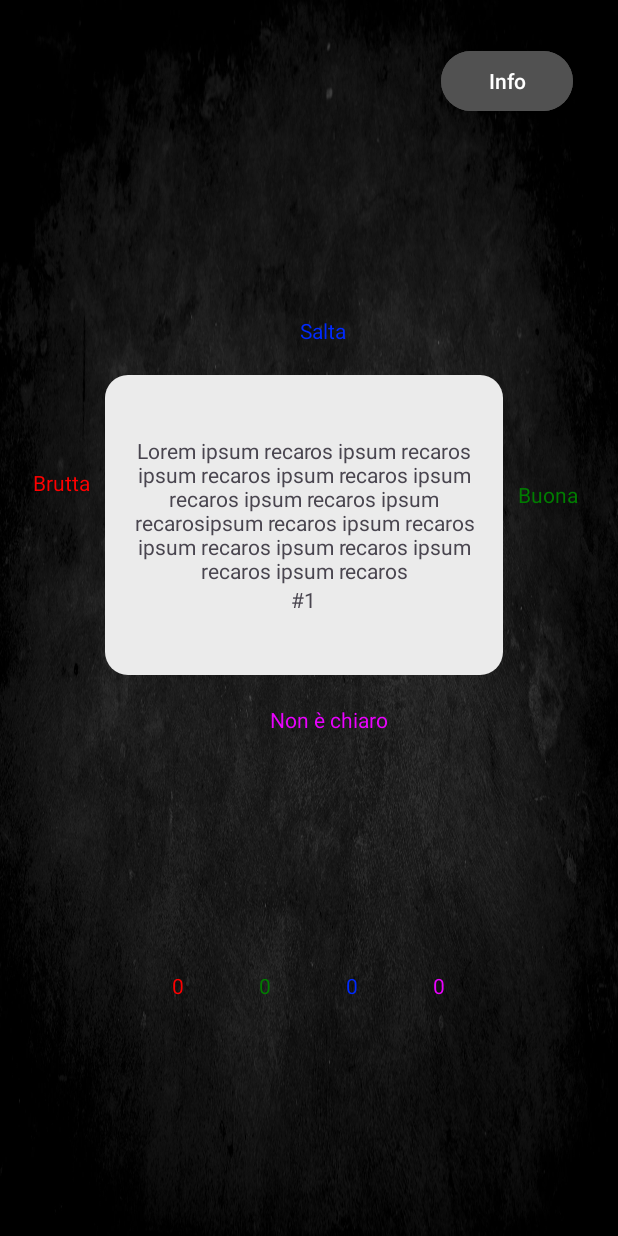
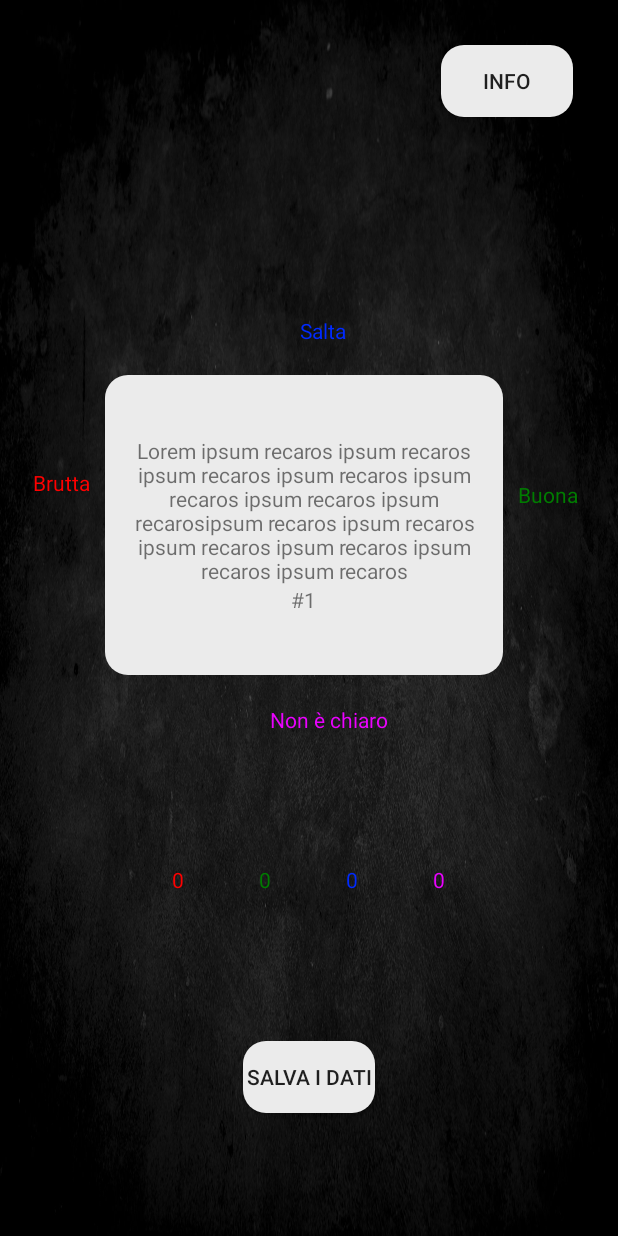
Before and after one commit to IhorVintonyak/HotTake, an Android app: the layout activity_main.xml on its own in the app's theme, with its tools: preview values and no code run, on a phone screen of 412 x 824 dp. Run offline under Robolectric (Android 15) with nearby library versions, the phone set to English and light mode, and no system bars; network calls fail.

```diff
--- a/app/src/main/res/layout/activity_main.xml
+++ b/app/src/main/res/layout/activity_main.xml
@@ -103,7 +103,7 @@
         android:layout_height="wrap_content"
         android:layout_marginTop="30dp"
         android:layout_marginEnd="30dp"
-        android:backgroundTint="@color/background"
+        android:background="@drawable/background_border"
         android:text="@string/button_info"
         app:layout_constraintEnd_toEndOf="parent"
         app:layout_constraintTop_toTopOf="parent" />
@@ -111,12 +111,15 @@
 
     <LinearLayout
 
+        android:id="@+id/linearLayout"
+        android:layout_width="0dp"
+        android:layout_height="0dp"
         android:layout_marginStart="1dp"
+        android:layout_marginTop="10dp"
         android:layout_marginEnd="1dp"
+        android:layout_marginBottom="150dp"
+        android:gravity="center"
         android:orientation="horizontal"
-        android:layout_width="0dp"
-        android:layout_height="wrap_content"
-        android:gravity="center"
         app:layout_constraintBottom_toBottomOf="parent"
         app:layout_constraintEnd_toEndOf="parent"
         app:layout_constraintStart_toStartOf="parent"
@@ -126,8 +129,8 @@
             android:id="@+id/badNumber"
             android:layout_width="wrap_content"
             android:layout_height="wrap_content"
+            android:inputType="number"
             android:text="0"
-            android:inputType="number"
             android:textColor="@color/bad_text"
             app:layout_constraintStart_toStartOf="parent"
             app:layout_constraintTop_toBottomOf="@+id/forRework"
@@ -137,9 +140,9 @@
             android:id="@+id/goodNumber"
             android:layout_width="wrap_content"
             android:layout_height="wrap_content"
+            android:layout_marginLeft="50dp"
+            android:inputType="number"
             android:text="0"
-            android:inputType="number"
-            android:layout_marginLeft="50dp"
             android:textColor="@color/good_text"
             app:layout_constraintStart_toStartOf="parent"
             app:layout_constraintTop_toBottomOf="@+id/forRework"
@@ -149,9 +152,9 @@
             android:id="@+id/skipNumber"
             android:layout_width="wrap_content"
             android:layout_height="wrap_content"
+            android:layout_marginLeft="50dp"
+            android:inputType="number"
             android:text="0"
-            android:inputType="number"
-            android:layout_marginLeft="50dp"
             android:textColor="@color/skip_text"
             app:layout_constraintStart_toStartOf="parent"
             app:layout_constraintTop_toBottomOf="@+id/forRework"
@@ -161,9 +164,9 @@
             android:id="@+id/forReworkNumber"
             android:layout_width="wrap_content"
             android:layout_height="wrap_content"
+            android:layout_marginLeft="50dp"
+            android:inputType="number"
             android:text="0"
-            android:inputType="number"
-            android:layout_marginLeft="50dp"
             android:textColor="@color/forRework_text"
             app:layout_constraintStart_toStartOf="parent"
             app:layout_constraintTop_toBottomOf="@+id/forRework"
@@ -171,5 +174,17 @@
 
     </LinearLayout>
 
+    <Button
+        android:id="@+id/submit"
+        android:layout_width="wrap_content"
+        android:layout_height="wrap_content"
+        android:layout_marginTop="20dp"
+        android:background="@drawable/background_border"
+        android:onClick="saveData"
+        android:text="@string/submit"
+        app:layout_constraintEnd_toEndOf="parent"
+        app:layout_constraintStart_toStartOf="parent"
+        app:layout_constraintTop_toBottomOf="@+id/linearLayout" />
+
 
 </androidx.constraintlayout.widget.ConstraintLayout>
--- a/app/src/main/res/values-night/themes.xml
+++ b/app/src/main/res/values-night/themes.xml
@@ -1,7 +1,7 @@
 <resources xmlns:tools="http://schemas.android.com/tools">
     <!-- Base application theme. -->
-    <style name="Base.Theme.HotTake" parent="Theme.Material3.DayNight.NoActionBar">
+    <style name="Base.Theme.HotTake" parent="Theme.AppCompat.Light.NoActionBar">
         <!-- Customize your dark theme here. -->
-        <!-- <item name="colorPrimary">@color/my_dark_primary</item> -->
+        <!-- <item name="colorPrimary">@color/black</item> -->
     </style>
 </resources>
--- a/app/src/main/res/values/strings.xml
+++ b/app/src/main/res/values/strings.xml
@@ -8,5 +8,6 @@
     <string name="bad">Brutta</string>
     <string name="good">Buona</string>
     <string name="forRework">Non è chiaro</string>
+    <string name="submit">Salva i dati</string>
 
 </resources>
--- a/app/src/main/res/values/themes.xml
+++ b/app/src/main/res/values/themes.xml
@@ -1,8 +1,8 @@
 <resources xmlns:tools="http://schemas.android.com/tools">
     <!-- Base application theme. -->
-    <style name="Base.Theme.HotTake" parent="Theme.Material3.DayNight.NoActionBar">
+    <style name="Base.Theme.HotTake" parent="Theme.AppCompat.Light.NoActionBar">
         <!-- Customize your light theme here. -->
-        <!-- <item name="colorPrimary">@color/my_light_primary</item> -->
+        <!-- <item name="colorPrimary">@color/black</item> -->
     </style>
 
     <style name="Theme.HotTake" parent="Base.Theme.HotTake" />
```
Also changed, not shown: app/src/main/java/com/example/hottake/Card.java (added, +112 -0 lines), app/src/main/java/com/example/hottake/MainActivity.java (+89 -0 lines).
